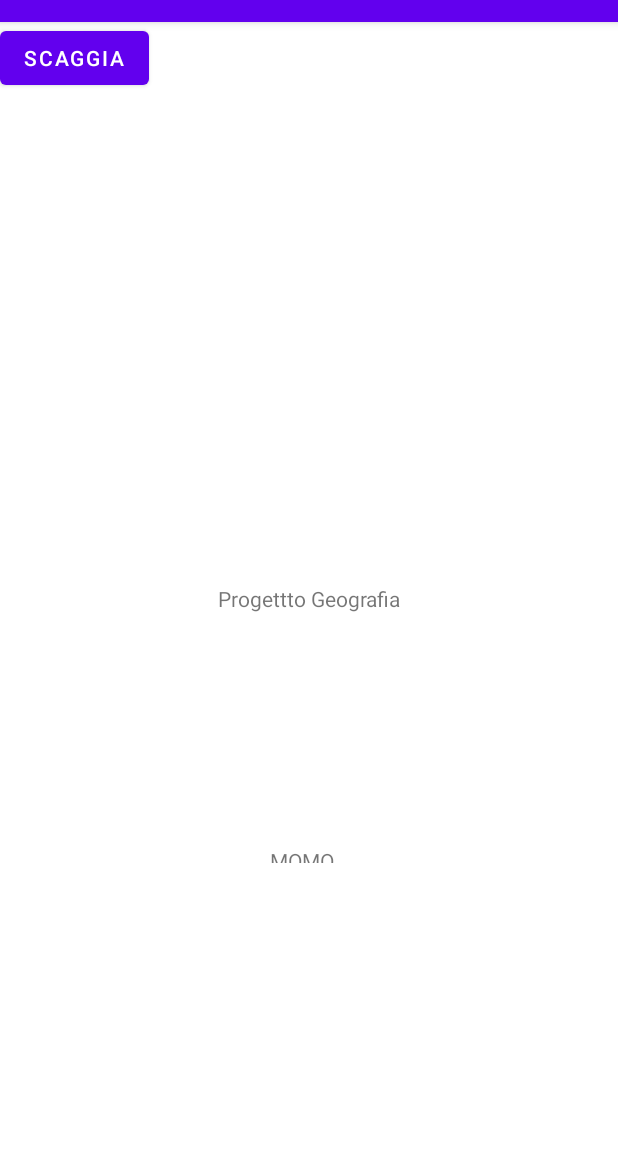
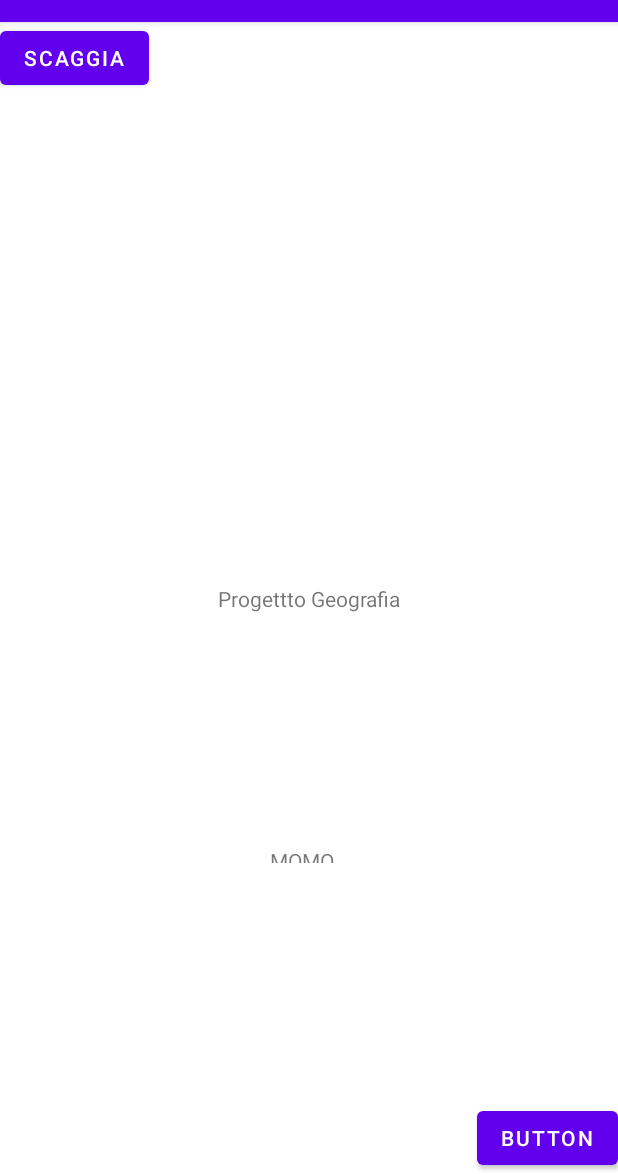
Before and after one commit to SGiuri/ProgettoGeografia, an Android app: the screen it shows after launch (MainActivity), on a phone screen of 412 x 824 dp, the part 62-1236 px from its top. Run offline under Robolectric (Android 15) with nearby library versions, the phone set to English and light mode, and no system bars.

Commit message:
aggiunto bootne

```diff
--- a/app/src/main/res/layout/activity_main.xml
+++ b/app/src/main/res/layout/activity_main.xml
@@ -36,4 +36,12 @@
         app:layout_constraintTop_toTopOf="parent"
         app:layout_constraintVertical_bias="0.726" />
 
+    <Button
+        android:id="@+id/button2"
+        android:layout_width="wrap_content"
+        android:layout_height="wrap_content"
+        android:text="Button"
+        app:layout_constraintBottom_toBottomOf="parent"
+        app:layout_constraintEnd_toEndOf="parent" />
+
 </androidx.constraintlayout.widget.ConstraintLayout>
```
